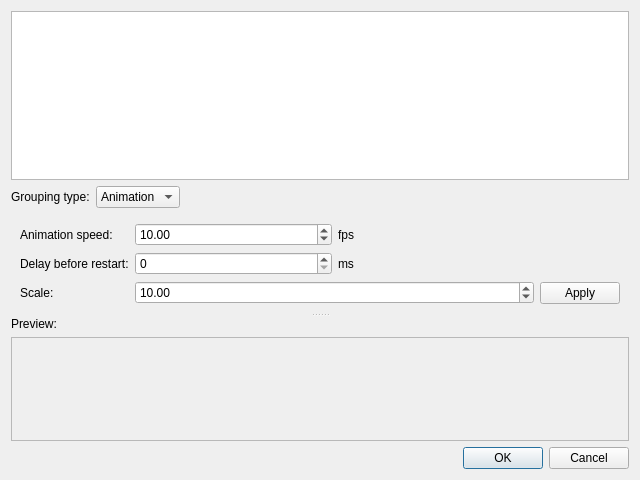
Old version of the form src/gui/desktop/ui/photos_grouping_dialog.ui in the repository Kicer86/photobroom.
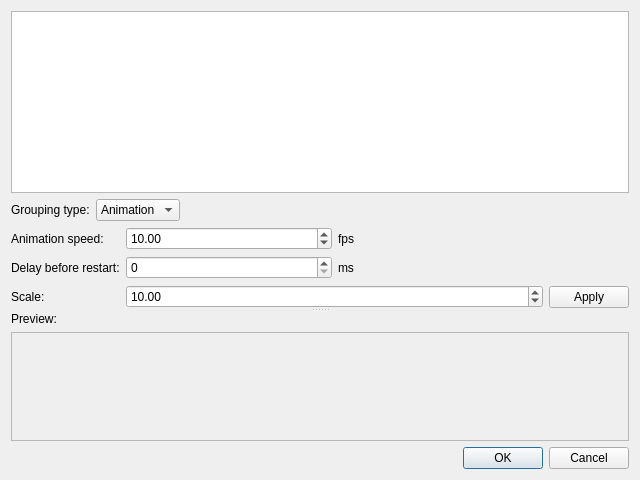
New version of the form.

Commit message: gui: ui: PhotosGroupingDialog: reducing margins for options widget to look more natural

Patch:
```diff
--- a/src/gui/desktop/ui/photos_grouping_dialog.ui
+++ b/src/gui/desktop/ui/photos_grouping_dialog.ui
@@ -64,6 +64,18 @@
          </property>
          <widget class="QWidget" name="animationOptions">
           <layout class="QHBoxLayout" name="formLayout2" stretch="1,0">
+           <property name="leftMargin">
+            <number>0</number>
+           </property>
+           <property name="topMargin">
+            <number>0</number>
+           </property>
+           <property name="rightMargin">
+            <number>0</number>
+           </property>
+           <property name="bottomMargin">
+            <number>0</number>
+           </property>
            <item>
             <layout class="QFormLayout" name="formLayout">
              <item row="0" column="0">
```
